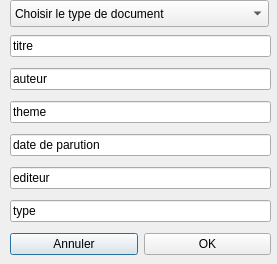
Before: the Qt Designer form Gestionnaire/dialogajout.ui in ncoutenet/Projet_too_graphique, drawn with Qt 5.
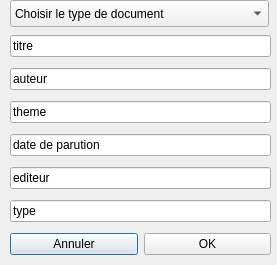
After: the same form once the commit is applied.

```diff
--- a/Gestionnaire/dialogajout.ui
+++ b/Gestionnaire/dialogajout.ui
@@ -7,7 +7,7 @@
     <x>0</x>
     <y>0</y>
     <width>277</width>
-    <height>264</height>
+    <height>265</height>
    </rect>
   </property>
   <property name="windowTitle">
```
